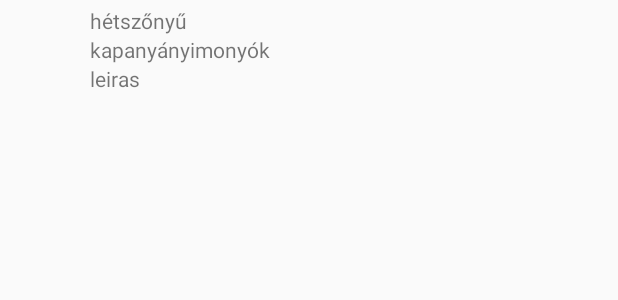
After one commit to birollaci/szakdolgozat, an Android app: the layout vehicle_row.xml on its own in the app's theme, with its tools: preview values and no code run, on a phone screen of 412 x 824 dp. The commit adds this screen. Shown: the top 300 px of the screen. Run offline under Robolectric (Android 15) with nearby library versions, the phone set to English and light mode, and no system bars.

Commit message:
Category

```diff
--- a/client/app/src/main/AndroidManifest.xml
+++ b/client/app/src/main/AndroidManifest.xml
@@ -22,6 +22,7 @@
         <activity android:name="hu.bme.aut.rentapp.RegisterActivity"
             android:parentActivityName=".LoginActivity"/>
         <activity android:name="hu.bme.aut.rentapp.HomeActivity" />
+        <activity android:name="hu.bme.aut.rentapp.CategoryActivity" />
     </application>
 
 </manifest>
--- a/client/app/src/main/java/hu/bme/aut/rentapp/ApiService.kt
+++ b/client/app/src/main/java/hu/bme/aut/rentapp/ApiService.kt
@@ -27,5 +27,5 @@ interface ApiService {
 
     @Headers("Content-type: application/json")
     @GET("/vehicle")
-    fun getVehicles(@Header("Authorization") authorization : String): Call<MutableList<VehicleModel>>
+    fun getVehicles(@Header("Authorization") authorization: String?): Call<MutableList<VehicleModel>>
 }
--- a/client/app/src/main/java/hu/bme/aut/rentapp/data/DataManager.kt
+++ b/client/app/src/main/java/hu/bme/aut/rentapp/data/DataManager.kt
@@ -1,6 +1,12 @@
 package hu.bme.aut.rentapp.data
 
 object DataManager {
+    var bearerToken: String? = ""
+        get() = field
+        set(value) {
+            field = value
+        }
+
     var store = Store(
         "", ""
     )
--- /dev/null
+++ b/client/app/src/main/res/layout/vehicle_row.xml
@@ -0,0 +1,41 @@
+<?xml version="1.0" encoding="utf-8"?>
+<LinearLayout xmlns:android="http://schemas.android.com/apk/res/android"
+    xmlns:tools="http://schemas.android.com/tools"
+    android:layout_width="wrap_content"
+    android:layout_height="wrap_content"
+    android:orientation="horizontal"
+    android:padding="4dp"
+    android:id="@+id/vehicle_row">
+
+    <ImageView
+        android:id="@+id/vehicle_icon"
+        android:layout_width="40dp"
+        android:layout_height="40dp" />
+
+    <LinearLayout
+        android:layout_width="match_parent"
+        android:layout_height="wrap_content"
+        android:layout_gravity="center_vertical"
+        android:layout_marginStart="16dp"
+        android:layout_marginLeft="16dp"
+        android:orientation="vertical">
+
+        <TextView
+            android:id="@+id/vehicle_name"
+            android:layout_width="wrap_content"
+            android:layout_height="wrap_content"
+            tools:text="hétszőnyű" />
+
+        <TextView
+            android:id="@+id/vehicle_price"
+            android:layout_width="wrap_content"
+            android:layout_height="wrap_content"
+            tools:text="kapanyányimonyók" />
+
+        <TextView
+            android:id="@+id/vehicle_description"
+            android:layout_width="wrap_content"
+            android:layout_height="wrap_content"
+            tools:text="leiras" />
+    </LinearLayout>
+</LinearLayout>
--- a/client/app/src/main/res/menu/menu_main.xml
+++ b/client/app/src/main/res/menu/menu_category.xml
@@ -1,5 +1,7 @@
 <?xml version="1.0" encoding="utf-8"?>
 <menu xmlns:android="http://schemas.android.com/apk/res/android">
+    <item android:id="@+id/to_home"
+        android:title="@string/action_to_home" />
     <item android:id="@+id/log_out"
         android:title="@string/action_log_out" />
 </menu>
--- a/client/app/src/main/res/values/strings.xml
+++ b/client/app/src/main/res/values/strings.xml
@@ -1,7 +1,9 @@
 <resources>
     <string name="app_name">RentApp</string>
-    <string name="action_delete_all">Delete All</string>
     <string name="action_log_out">Log Out</string>
+    <string name="action_to_category">Category</string>
+    <string name="action_to_home">Home</string>
+
     <string name="warn_message">Hiányos adatok!</string>
     <string name="stack_owerflow">Nem fog elférni!</string>
 
```
Also changed, not shown: client/app/src/main/java/hu/bme/aut/rentapp/CategoryActivity.kt (added, +92 -0 lines), client/app/src/main/java/hu/bme/aut/rentapp/HomeActivity.kt (+9 -2 lines), client/app/src/main/java/hu/bme/aut/rentapp/LoginActivity.kt (+4 -36 lines), client/app/src/main/res/layout/activity_category.xml (renamed from server/src/main/java/diploma/rentapp/repository/UserRepository.java, +27 -19 lines), client/app/src/main/res/layout/activity_profile.xml (deleted, +0 -12 lines), client/app/src/main/res/menu/menu_home.xml (added, +7 -0 lines), 1 other file.
